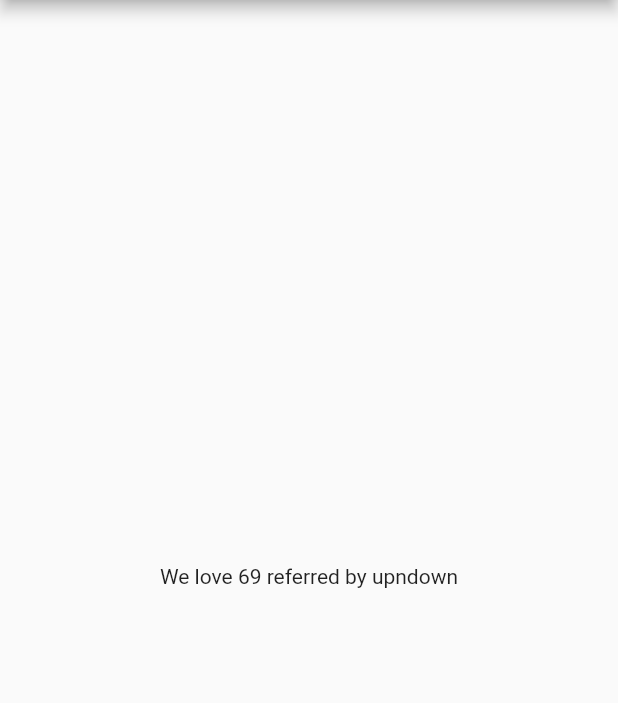
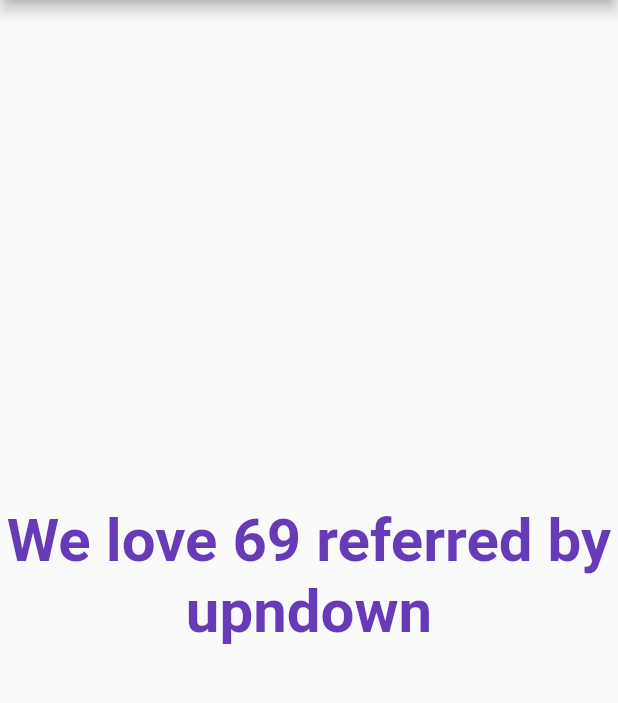
Before and after one commit to itspritthakkar/FlutterCatalogue, a Flutter app: the screen it shows after launch, on a phone screen of 412 x 824 dp, the part 84-787 px from its top. Run offline on Flutter 3.47's test engine with Material 2 defaults, Android fonts, the phone set to English and light mode, and no system bars.

Commit message:
Day3 Commit

```diff
--- a/lib/main.dart
+++ b/lib/main.dart
@@ -1,6 +1,7 @@
 import 'package:flutter/material.dart';
 
-import 'home.dart';
+import 'screens/home.dart';
+import 'screens/login.dart';
 
 void main() {
   runApp(const MyApp());
@@ -11,8 +12,17 @@ class MyApp extends StatelessWidget {
 
   @override
   Widget build(BuildContext context) {
-    return const MaterialApp(
-      home: Home(),
+    return MaterialApp(
+      themeMode: ThemeMode.light,
+      theme: ThemeData(primarySwatch: Colors.blue),
+      darkTheme: ThemeData(
+        brightness: Brightness.dark,
+      ),
+      // initialRoute: "/login",
+      routes: {
+        "/": (context) => const Home(),
+        "/login": (context) => const Login(),
+      },
     );
   }
 }
--- a/lib/home.dart
+++ b/lib/screens/home.dart
@@ -14,7 +14,15 @@ class Home extends StatelessWidget {
         title: const Text("Catalog App")
       ),
       body: Center(
-        child: Text("We love $days referred by $position"),
+        child: Text(
+          "We love $days referred by $position",
+          textAlign: TextAlign.center,
+          style: const TextStyle(
+            fontWeight: FontWeight.bold,
+            fontSize: 40,
+            color: Colors.deepPurple
+          ),
+        ),
       ),
       drawer: const Drawer(),
     );
```
Also changed, not shown: lib/screens/login.dart (added, +19 -0 lines).
